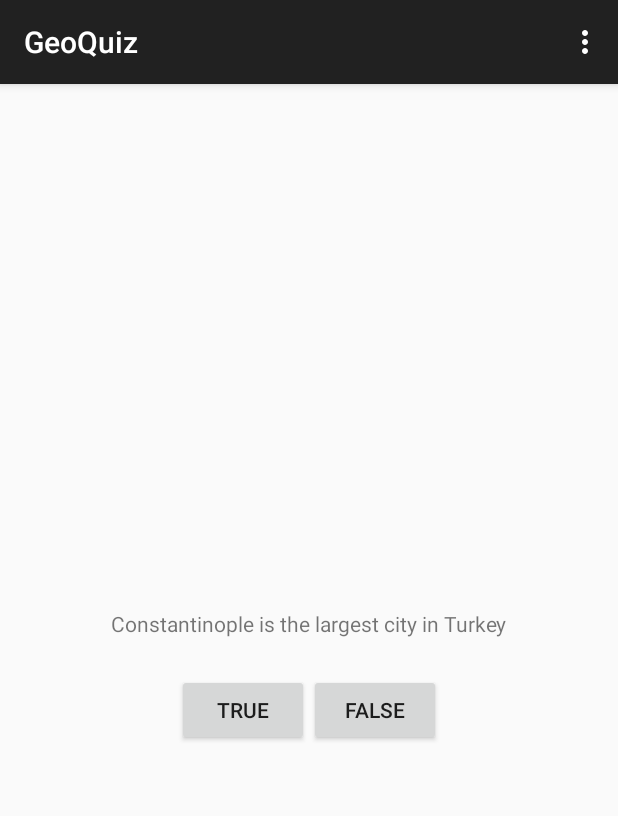
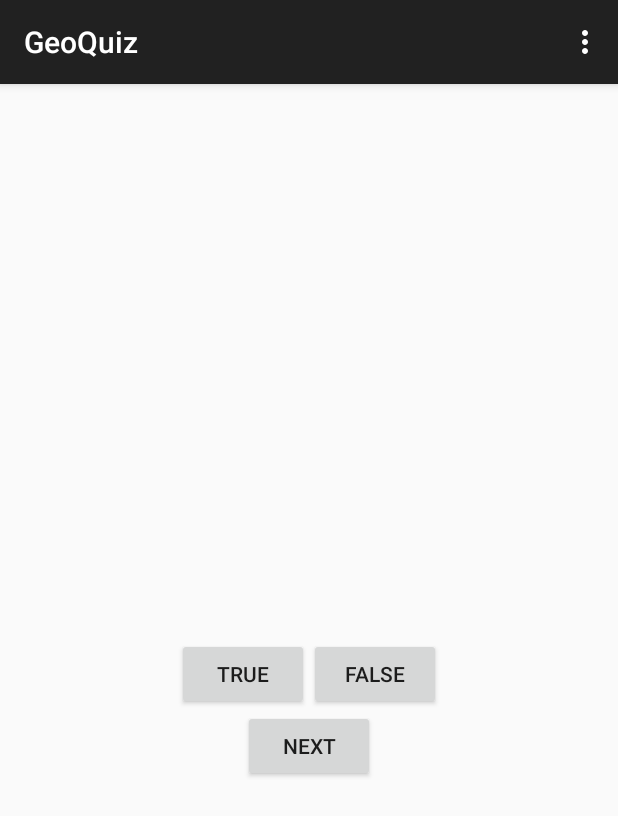
Before and after one commit to mkhat23/Practice_Projects, an Android app: the screen it shows after launch (QuizActivity), on a phone screen of 412 x 824 dp. Shown: the top 816 px of the screen. Run offline under Robolectric (Android 15) with nearby library versions, the phone set to English and light mode, and no system bars.

Commit message:
New changes to update to MVC

```diff
--- a/Android_Projects/GeoQuiz/app/src/main/res/layout/activity_quiz.xml
+++ b/Android_Projects/GeoQuiz/app/src/main/res/layout/activity_quiz.xml
@@ -7,10 +7,11 @@
     tools:context=".QuizActivity">
 
     <TextView
+        android:id="@+id/question_text_view"
         android:layout_width="wrap_content"
         android:layout_height="wrap_content"
         android:padding="24dp"
-        android:text="@string/question_text" />
+         />
 
     <LinearLayout
         android:layout_width="wrap_content"
@@ -33,4 +34,10 @@
 
         </LinearLayout>
 
+         <Button
+             android:id="@+id/next_button"
+             android:layout_width="wrap_content"
+             android:layout_height="wrap_content"
+             android:text="@string/next_button"/>
+
 </LinearLayout>
--- a/Android_Projects/GeoQuiz/app/src/main/res/values/strings.xml
+++ b/Android_Projects/GeoQuiz/app/src/main/res/values/strings.xml
@@ -2,11 +2,15 @@
 <resources>
 
     <string name="app_name">GeoQuiz</string>
-    <string name="question_text">Constantinople is the largest city in Turkey</string>
+    <string name="next_button">Next</string>
     <string name="true_button">True</string>
     <string name="false_button">False</string>
     <string name="action_settings">Settings</string>
     <string name="correct_toast">Correct! :)</string>
     <string name="incorrect_toast">Incorrect! :(</string>
+    <string name="question_oceans">The Pacific Ocean is larger than the Atlantic Ocean</string>
+    <string name="question_mideast">The Suez Canal connects the Red Sea and Indian Ocean</string>
+    <string name="question_africa">The source of the Nile River is in Egypt</string>
+    <string name="question_">The Pacific Ocean is larger than the Atlantic Ocean</string>
 
 </resources>
```
